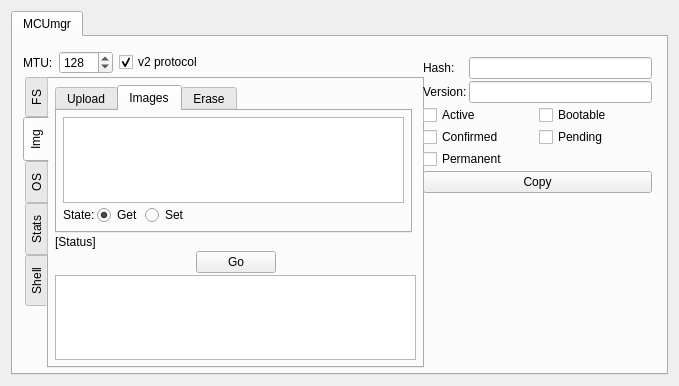
thedjnK/AuTerm, file plugins/mcumgr/form.ui: the form before one commit.
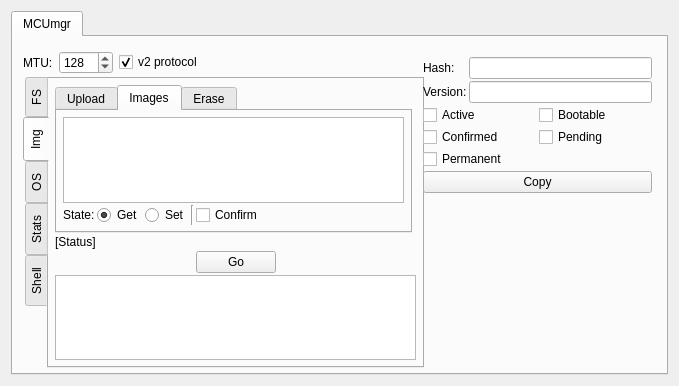
The form after the commit. The open tabs and pages were chosen to show the change.

Patch:
```diff
--- a/plugins/mcumgr/form.ui
+++ b/plugins/mcumgr/form.ui
@@ -424,6 +424,9 @@
              </item>
              <item row="1" column="0">
               <layout class="QHBoxLayout" name="horizontalLayout_6">
+               <property name="spacing">
+                <number>2</number>
+               </property>
                <item>
                 <widget class="QLabel" name="label_5">
                  <property name="text">
@@ -448,6 +451,20 @@
                  </property>
                 </widget>
                </item>
+               <item>
+                <widget class="Line" name="line">
+                 <property name="orientation">
+                  <enum>Qt::Vertical</enum>
+                 </property>
+                </widget>
+               </item>
+               <item>
+                <widget class="QCheckBox" name="check_IMG_Confirm">
+                 <property name="text">
+                  <string>Confirm</string>
+                 </property>
+                </widget>
+               </item>
                <item>
                 <spacer name="horizontalSpacer_5">
                  <property name="orientation">
```
Left out of the diff: 6 changed lines with no effect on the pictures.
